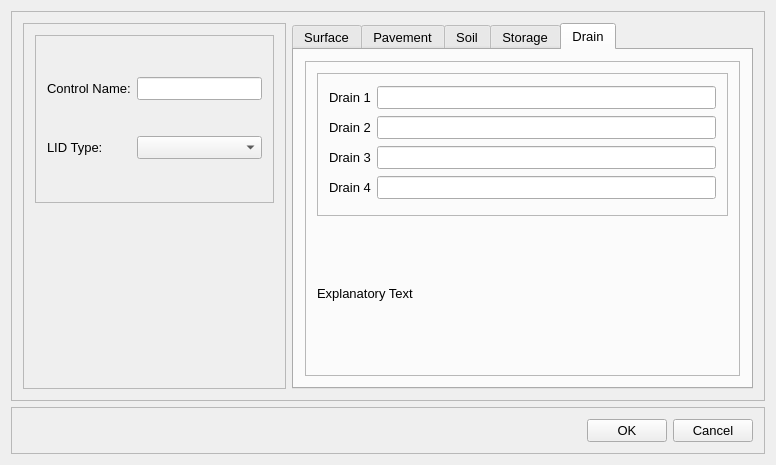
Before: the Qt Designer form src/ui/SWMM/frmLIDDesigner.ui in USEPA/SWMM-EPANET_User_Interface, drawn with Qt 5.
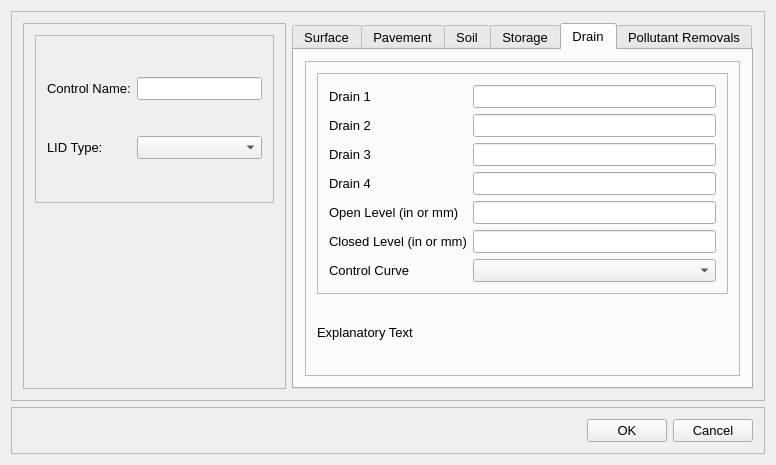
After: the same form once the commit is applied. The open tabs and pages were chosen to show the change. Icons and pictures are not drawn.

What changed in the file:
```diff
--- a/src/ui/SWMM/frmLIDDesigner.ui
+++ b/src/ui/SWMM/frmLIDDesigner.ui
@@ -470,7 +470,7 @@
                    </property>
                   </widget>
                  </item>
-                 <item row="0" column="1">
+                 <item row="0" column="2">
                   <widget class="QLineEdit" name="txtDrain1"/>
                  </item>
                  <item row="1" column="0">
@@ -483,7 +483,7 @@
                    </property>
                   </widget>
                  </item>
-                 <item row="1" column="1">
+                 <item row="1" column="2">
                   <widget class="QLineEdit" name="txtDrain2"/>
                  </item>
                  <item row="2" column="0">
@@ -496,7 +496,7 @@
                    </property>
                   </widget>
                  </item>
-                 <item row="2" column="1">
+                 <item row="2" column="2">
                   <widget class="QLineEdit" name="txtDrain3"/>
                  </item>
                  <item row="3" column="0">
@@ -509,9 +509,39 @@
                    </property>
                   </widget>
                  </item>
-                 <item row="3" column="1">
+                 <item row="3" column="2">
                   <widget class="QLineEdit" name="txtDrain4"/>
                  </item>
+                 <item row="4" column="0">
+                  <widget class="QLabel" name="lblOpen">
+                   <property name="text">
+                    <string>Open Level (in or mm)</string>
+                   </property>
+                  </widget>
+                 </item>
+                 <item row="6" column="0">
+                  <widget class="QLabel" name="lblControl">
+                   <property name="text">
+                    <string>Control Curve</string>
+                   </property>
+                  </widget>
+                 </item>
+                 <item row="5" column="0">
+                  <widget class="QLabel" name="lblClosed">
+                   <property name="text">
+                    <string>Closed Level (in or mm)</string>
+                   </property>
+                  </widget>
+                 </item>
+                 <item row="4" column="2">
+                  <widget class="QLineEdit" name="txtOpen"/>
+                 </item>
+                 <item row="5" column="2">
+                  <widget class="QLineEdit" name="txtClosed"/>
+                 </item>
+                 <item row="6" column="2">
+                  <widget class="QComboBox" name="cboCurve"/>
+                 </item>
                 </layout>
                </widget>
               </item>
@@ -530,6 +560,23 @@
            </item>
           </layout>
          </widget>
+         <widget class="QWidget" name="Pollutant">
+          <attribute name="title">
+           <string>Pollutant Removals</string>
+          </attribute>
+          <layout class="QVBoxLayout" name="verticalLayout_3">
+           <item>
+            <widget class="QTableWidget" name="tblPollutant"/>
+           </item>
+           <item>
+            <widget class="QLabel" name="lblPollutant">
+             <property name="text">
+              <string>Enter percent removal for pollutants in underdrain outflow.</string>
+             </property>
+            </widget>
+           </item>
+          </layout>
+         </widget>
         </widget>
        </item>
       </layout>
```
Left out of the diff: 22 changed lines with no effect on the pictures.
